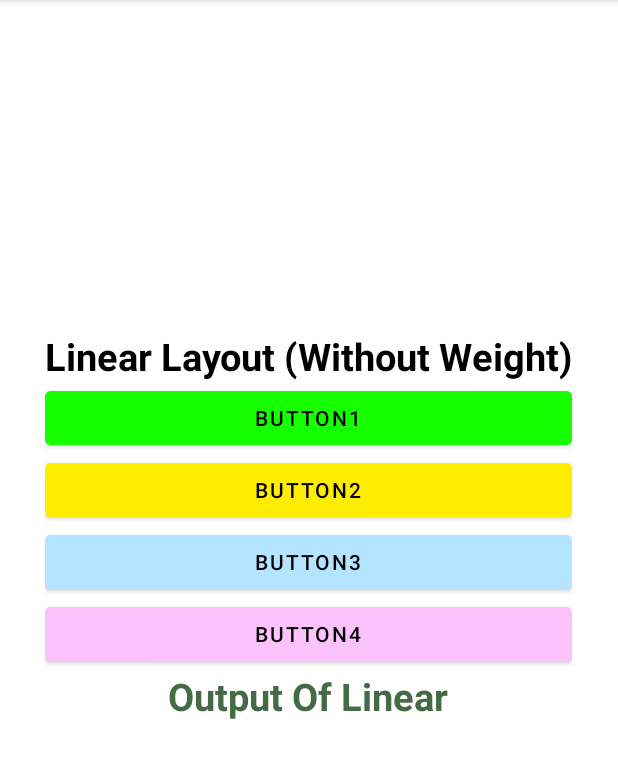
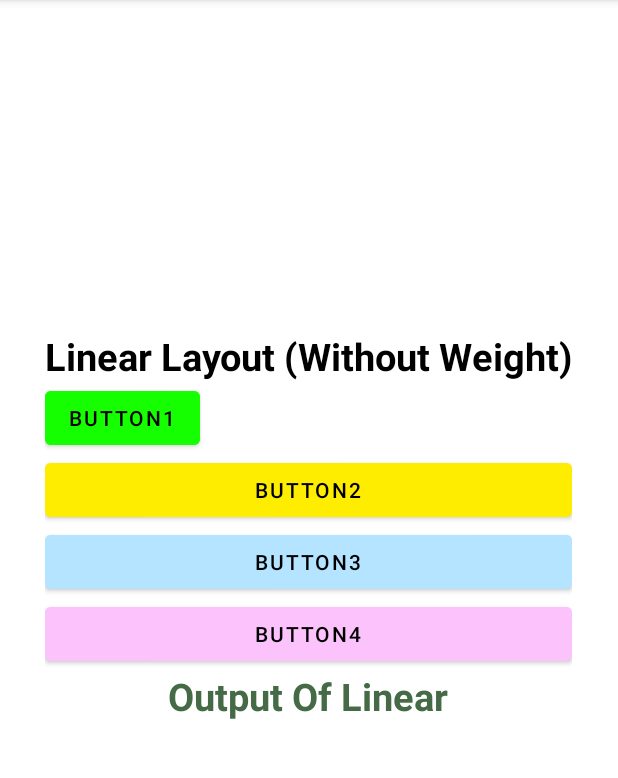
Before and after one commit to MaulidFajrulIshlah/Latihan2_Android, an Android app: the screen it shows after launch (MainActivity), on a phone screen of 412 x 824 dp, the part 84-862 px from its top. Run offline under Robolectric (Android 15) with nearby library versions, the phone set to English and light mode, and no system bars.

Commit message:
Latihan 2 android Linear Button dan Text View

```diff
--- a/app/src/main/res/layout/activity_main.xml
+++ b/app/src/main/res/layout/activity_main.xml
@@ -7,11 +7,13 @@
     android:orientation="vertical"
     tools:context=".MainActivity">
     <LinearLayout
+        android:id="@+id/linear2"
         android:paddingTop="220dp"
         android:layout_gravity="center_horizontal"
         android:orientation="vertical"
         android:layout_width="wrap_content"
-        android:layout_height="wrap_content">
+        android:layout_height="wrap_content"
+        tools:ignore="UselessParent">
     <TextView
         android:textSize="25sp"
         android:textStyle="bold"
@@ -20,12 +22,14 @@
         android:layout_gravity="center"
         android:layout_width="wrap_content"
         android:layout_height="wrap_content"/>
-
+        <!-- kak jadi untuk button warna hijau ukurannya
+        segitu karna segitiga tanda seru kuning untuk yang
+        lainya saya biarkan begitu-->
     <Button
         android:text="@string/button1"
         android:textColor="@color/black"
         android:backgroundTint="@color/hijau"
-        android:layout_width="match_parent"
+        android:layout_width="wrap_content"
         android:layout_height="wrap_content"/>
     <Button
         android:text="@string/button2"
@@ -48,7 +52,7 @@
     <TextView
         android:textSize="25sp"
         android:textStyle="bold"
-        android:text="Output Of Linear"
+        android:text="@string/output_of_linear"
         android:textColor="@color/hijau2"
         android:layout_gravity="center"
         android:layout_width="wrap_content"
--- a/app/src/main/res/values/strings.xml
+++ b/app/src/main/res/values/strings.xml
@@ -5,4 +5,5 @@
     <string name="button3">BUTTON3</string>
     <string name="button4">BUTTON4</string>
     <string name="linear_layout_without_weight">Linear Layout (Without Weight)</string>
+    <string name="output_of_linear">Output Of Linear</string>
 </resources>
```
